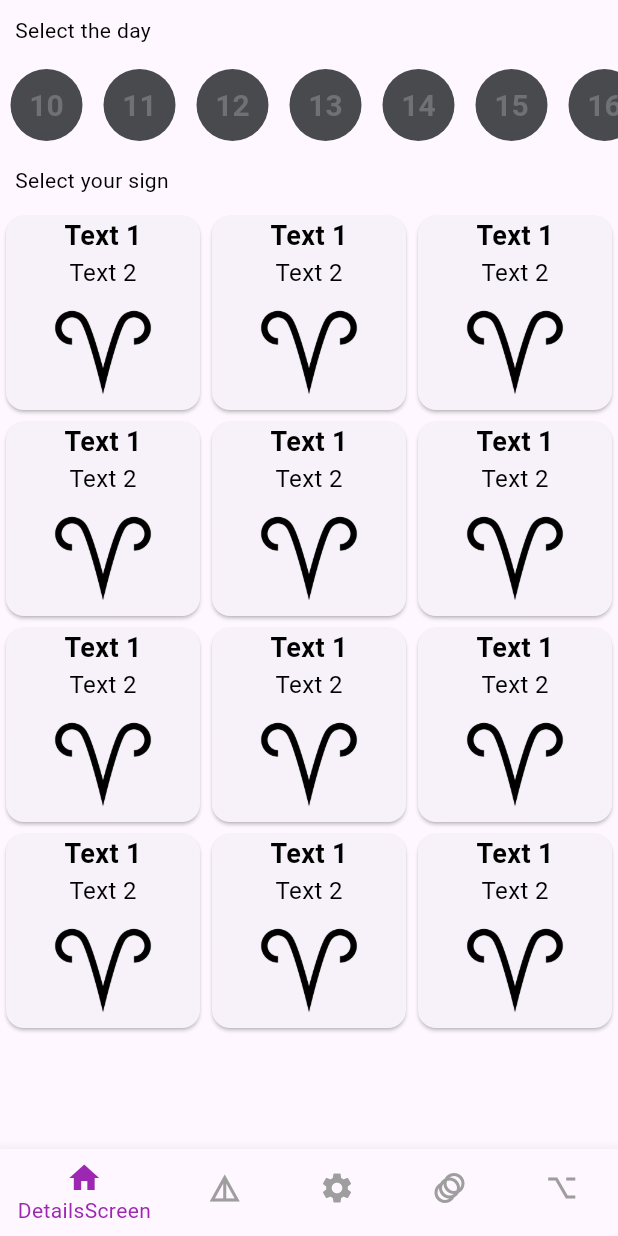
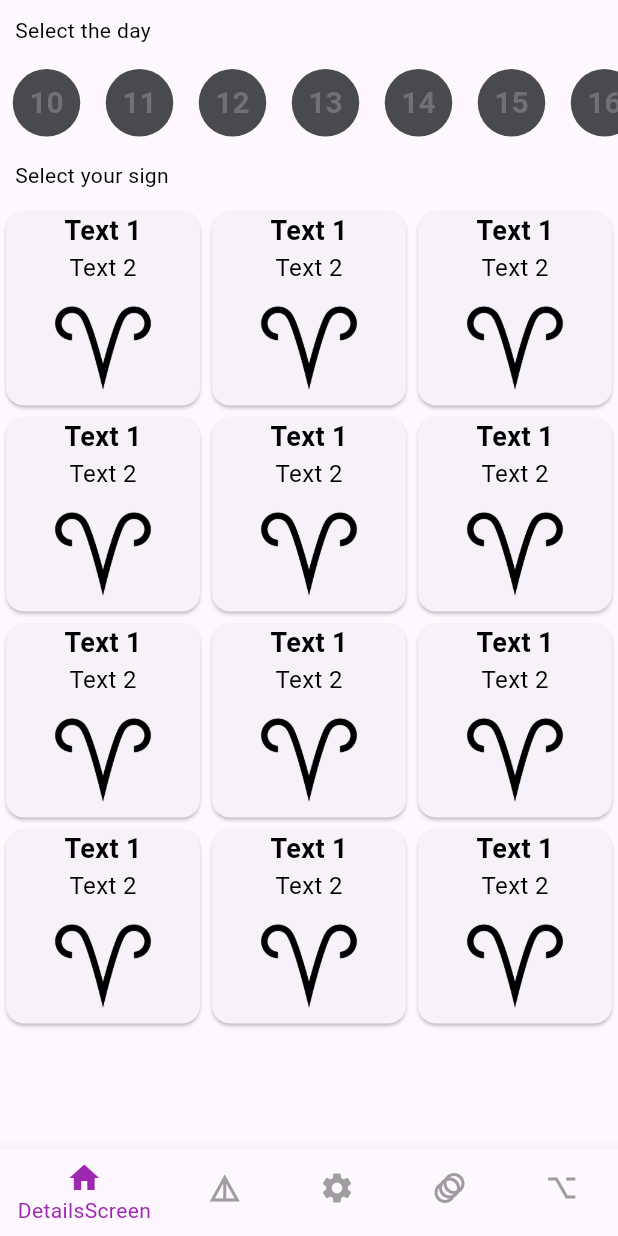
Before and after one commit to romanitodua/zodiac-working-dir, a Flutter app: the screen it shows after launch, on a phone screen of 412 x 824 dp. Run offline on Flutter 3.47's test engine with Material 3 defaults, Android fonts, the phone set to English and light mode, and no system bars; drawn by our look-alikes of scrollable_positioned_list; our stand-ins replace carousel_slider, flutter_riverpod, google_fonts, riverpod_annotation, shared_preferences; generated files the repository leaves out were written again.

Commit message:
selectionPage and ZodiacDetailsPage cleaned up and fixed the erros

```diff
--- a/lib/Compatibility/CompatibilityChooser.dart
+++ b/lib/Compatibility/CompatibilityChooser.dart
@@ -32,6 +32,12 @@ class _CompatibilityChooserState extends State<CompatibilityChooser>
             child: Image.asset(e,fit: BoxFit.cover,)))
         .toList();
     super.initState();
+  }
+
+  @override
+  void dispose() {
+    pageController.dispose();
+    super.dispose();
   }
 
   @override
--- a/lib/Navigator.dart
+++ b/lib/Navigator.dart
@@ -17,7 +17,7 @@ class MyNavigator extends StatefulWidget {
 class _MyNavigatorState extends State<MyNavigator> {
   final List<Widget> _pages = [
     const SelectionPage(),
-    const ZodiacDetails(),
+    const ZodiacDetails(1),
     const Settings(),
     const CompatibilityDetails(),
     const CompatibilityChooser()
--- a/lib/Screens/Selection/Selection.dart
+++ b/lib/Screens/Selection/Selection.dart
@@ -1,5 +1,7 @@
 import 'package:flutter/material.dart';
 import 'package:scrollable_positioned_list/scrollable_positioned_list.dart';
+
+import '../../Utils/Extensions.dart';
 
 class SelectionPage extends StatefulWidget {
   const SelectionPage({super.key});
@@ -8,14 +10,17 @@ class SelectionPage extends StatefulWidget {
   State<SelectionPage> createState() => _SelectionPageState();
 }
 
-class _SelectionPageState extends State<SelectionPage> {
-  late int current_day;
-  List<bool> selected_index = List.generate(31, (index) => false);
+class _SelectionPageState extends State<SelectionPage> with Responsive {
+  late int currentDay;
+  List<bool> selectedDayIndex = List.generate(31, (index) => false);
+  List<bool> selectedSignIndex = List.generate(12, (index) => false);
+  late int selectedSign;
+
 
   @override
   void initState() {
-    current_day = DateTime.now().day;
-    selected_index[current_day - 1] = true;
+    currentDay = DateTime.now().day;
+    selectedDayIndex[currentDay - 1] = true;
     super.initState();
   }
 
@@ -25,36 +30,39 @@ class _SelectionPageState extends State<SelectionPage> {
       child: Scaffold(
         body: CustomScrollView(
           slivers: [
-            SliverToBoxAdapter(child: Padding(padding: EdgeInsets.all(10),child: Text("Select the day"))),
+            const SliverToBoxAdapter(
+                child: Padding(
+                    padding: EdgeInsets.all(10),
+                    child: Text("Select the day"))),
             SliverToBoxAdapter(
               child: SizedBox(
-                height: 60,
+                height: screenHeight / 14.45,
                 child: ScrollablePositionedList.builder(
                     initialAlignment: 0.5,
-                    initialScrollIndex: current_day,
+                    initialScrollIndex: currentDay,
                     scrollDirection: Axis.horizontal,
                     itemCount: 31,
                     itemBuilder: (context, index) {
                       return Padding(
-                        padding: EdgeInsets.all(6),
+                        padding: const EdgeInsets.all(6),
                         child: GestureDetector(
                           onTap: () {
                             setState(() {
-                              selected_index.fillRange(0, 31, false);
-                              selected_index[index] = true;
+                              selectedDayIndex.fillRange(0, 31, false);
+                              selectedDayIndex[index] = true;
                             });
                           },
                           child: CircleAvatar(
                             radius: 25,
-                            backgroundColor: selected_index[index]
+                            backgroundColor: selectedDayIndex[index]
                                 ? Colors.white
-                                : Color.fromRGBO(73, 74, 78, 1),
+                                : const Color.fromRGBO(73, 74, 78, 1),
                             child: Center(
                                 child: Text((index + 1).toString(),
                                     style: TextStyle(
-                                        color: selected_index[index]
+                                        color: selectedDayIndex[index]
                                             ? Colors.black
-                                            : Color.fromRGBO(113, 113, 117, 1),
+                                            : const Color.fromRGBO(113, 113, 117, 1),
                                         fontSize: 20,
                                         fontWeight: FontWeight.bold))),
                           ),
@@ -63,13 +71,30 @@ class _SelectionPageState extends State<SelectionPage> {
                     }),
               ),
             ),
-            SliverToBoxAdapter(child: Padding(padding: EdgeInsets.all(10),child: Text("Select your sign"))),
+            const SliverToBoxAdapter(
+                child: Padding(
+                    padding: EdgeInsets.all(10),
+                    child: Text("Select your sign"))),
             SliverGrid(
               gridDelegate: const SliverGridDelegateWithFixedCrossAxisCount(
                 crossAxisCount: 3,
               ),
               delegate: SliverChildBuilderDelegate(
                 (context, index) => Card(
+                  shape: selectedSignIndex[index]
+                      ? const RoundedRectangleBorder(
+                          borderRadius: BorderRadius.all(Radius.circular(10)),
+                          side: BorderSide(color: Colors.white))
+                      : null,
+                  clipBehavior: Clip.hardEdge,
+                  child: InkWell(
+                    onTap: () {
+                      setState(() {
+                        selectedSignIndex.fillRange(0, 12, false);
+                        selectedSignIndex[index] = true;
+                        selectedSign = index;
+                      });
+                    },
                     child: Column(
                       mainAxisAlignment: MainAxisAlignment.spaceBetween,
                       // Align content with spacing
@@ -84,6 +109,7 @@ class _SelectionPageState extends State<SelectionPage> {
                       ],
                     ),
                   ),
+                ),
                 childCount: 12,
               ),
             ),
@@ -92,14 +118,4 @@ class _SelectionPageState extends State<SelectionPage> {
       ),
     );
   }
-
-  List<Widget> days = List.generate(31, (index) {
-    return CircleAvatar(
-      radius: 25,
-      backgroundColor: Colors.red,
-      child: Center(
-          child: Text("1",
-              style: TextStyle(fontSize: 20, fontWeight: FontWeight.bold))),
-    );
-  });
 }
```
Also changed, not shown: lib/Screens/ZodiacDetails.dart (+63 -60 lines), lib/Utils/constants.dart (+8 -0 lines), lib/Utils/zodiacClasses.dart (added, +60 -0 lines). Lines whose indentation alone changed are shown as unchanged.
